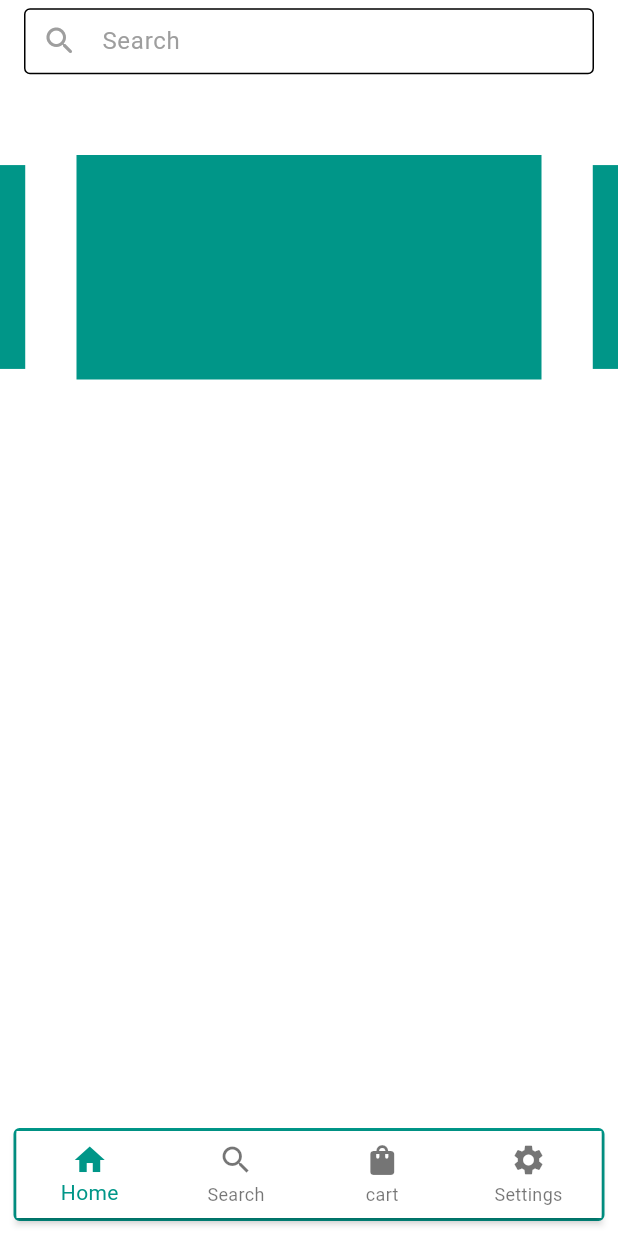
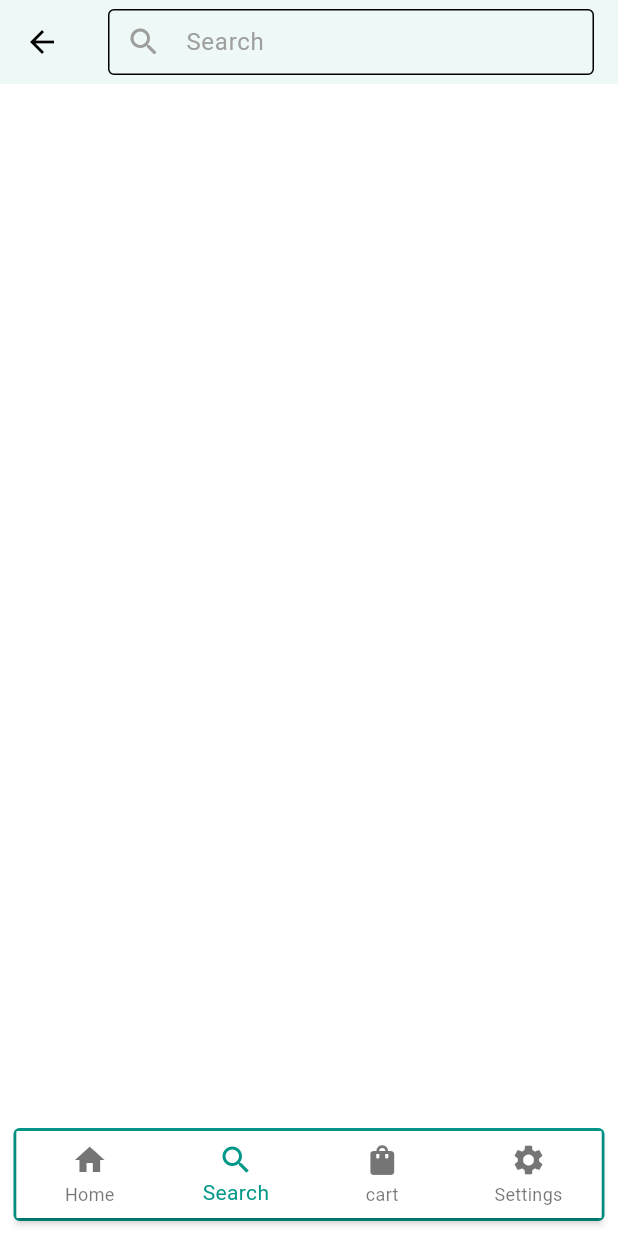
Before and after one commit to MuAshraf811/Graduation_project, a Flutter app: the HomePageView screen opened directly, on a phone screen of 412 x 824 dp. Run offline on Flutter 3.47's test engine with Material 3 defaults, Android fonts, the phone set to English and light mode, and no system bars; drawn by our look-alikes of carousel_slider; our stand-ins replace bloc, dio, equatable, flutter_bloc, flutter_otp_text_field, flutter_svg and 4 more.

Commit message:
adding cart view and search view

```diff
--- a/lib/features/home/blocs/cubit/navigation_cubit.dart
+++ b/lib/features/home/blocs/cubit/navigation_cubit.dart
@@ -2,12 +2,12 @@
 
 import 'package:bloc/bloc.dart';
 import 'package:equatable/equatable.dart';
-
 part 'navigation_state.dart';
 
 class NavigationCubit extends Cubit<NavigationState> {
+  int index = 1;
   NavigationCubit() : super(NavigationInitial());
-  int index = 0;
+
   changeIndex(int target) {
     index = target;
     emit(NavigationStateChanged());
--- a/lib/features/home/view/home_view.dart
+++ b/lib/features/home/view/home_view.dart
@@ -4,33 +4,35 @@ import 'package:graduation_project/core/constants/colors.dart';
 import 'package:graduation_project/features/home/blocs/cubit/navigation_cubit.dart';
 import 'package:graduation_project/features/home/widgets/app_bar_search.dart';
 import 'package:graduation_project/features/home/widgets/carousel_slider.dart';
+import 'package:graduation_project/features/home/widgets/chat_icon.dart';
+import 'package:graduation_project/features/settings/presentaion/settings_view.dart';
+import '../../cart/presentation/cart_view.dart';
+import '../../search/presentation/search_view.dart';
 
 class HomePageView extends StatelessWidget {
   const HomePageView({super.key});
-
+  final _routersInNav = const [
+    HomeScreen(),
+    SearchView(),
+    CartView(),
+    SettingsView()
+  ];
   @override
   Widget build(BuildContext context) {
-    return BlocProvider<NavigationCubit>(
-      create: (context) => NavigationCubit(),
-      child: BlocBuilder<NavigationCubit, NavigationState>(
-        builder: (context, state) {
-          return Scaffold(
+    return BlocBuilder<NavigationCubit, NavigationState>(
+      builder: (context, state) {
+        return Scaffold(
             appBar: BlocProvider.of<NavigationCubit>(context).index == 0
                 ? AppBar(
                     toolbarHeight: 55,
                     automaticallyImplyLeading: false,
                     title: const CutomAppBarSearch(),
-                    // actions: const [
-                    //   ClickableChatIcon(),
-                    // ],
+                    actions: const [
+                      ClickableChatIcon(),
+                    ],
                   )
                 : null,
-            body: const Column(
-              children: [
-                SizedBox(height: 48),
-                CarouselSliderWidget(),
-              ],
-            ),
+            body: _routersInNav[BlocProvider.of<NavigationCubit>(context).index],
             bottomNavigationBar: Padding(
               padding: const EdgeInsets.only(bottom: 10, left: 9, right: 9),
               child: Container(
@@ -69,10 +71,24 @@ class HomePageView extends StatelessWidget {
                   ],
                 ),
               ),
-            ),
-          );
-        },
-      ),
+            ));
+      },
     );
   }
 }
+
+class HomeScreen extends StatelessWidget {
+  const HomeScreen({
+    super.key,
+  });
+
+  @override
+  Widget build(BuildContext context) {
+    return const Column(
+      children: [
+        SizedBox(height: 48),
+        CarouselSliderWidget(),
+      ],
+    );
+  }
+}
--- /dev/null
+++ b/lib/features/search/presentation/search_view.dart
@@ -0,0 +1,20 @@
+import 'package:flutter/material.dart';
+import 'package:graduation_project/features/home/widgets/app_bar_search.dart';
+
+class SearchView extends StatelessWidget {
+  const SearchView({super.key});
+
+  @override
+  Widget build(BuildContext context) {
+    return Scaffold(
+      appBar:AppBar(
+        title: const CutomAppBarSearch(),
+        centerTitle: true,
+        elevation: 2,
+
+
+      ) ,
+      body: const SizedBox.shrink(),
+    );
+  }
+}
```
Also changed, not shown: lib/features/cart/presentation/cart_view.dart (added, +13 -0 lines), lib/features/settings/presentaion/settings_view.dart (+15 -4 lines), lib/main.dart (+16 -3 lines).
